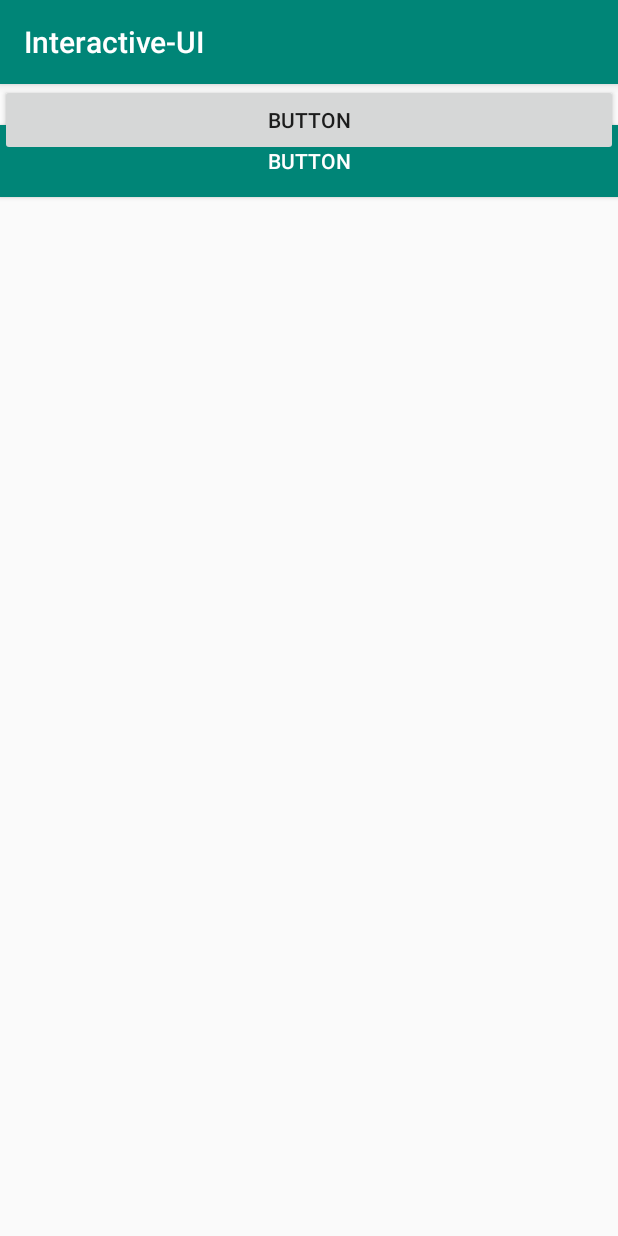
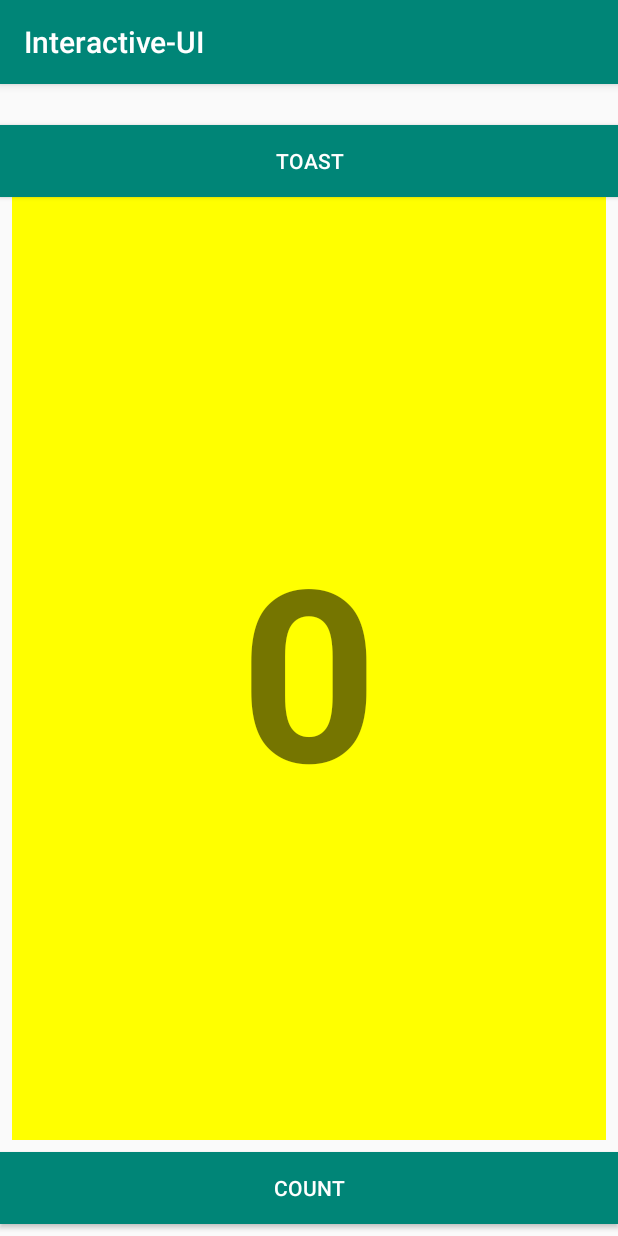
Before and after one commit to hardeepbharaj1295/Interactive-UI, an Android app: the screen it shows after launch (MainActivity), on a phone screen of 412 x 824 dp. Run offline under Robolectric (Android 15) with nearby library versions, the phone set to English and light mode, and no system bars.

Commit message:
Add TOast

```diff
--- a/app/src/main/java/com/hardeep/interactive_ui/MainActivity.java
+++ b/app/src/main/java/com/hardeep/interactive_ui/MainActivity.java
@@ -2,12 +2,33 @@
 
 import android.support.v7.app.AppCompatActivity;
 import android.os.Bundle;
+import android.view.View;
+import android.widget.TextView;
+import android.widget.Toast;
 
 public class MainActivity extends AppCompatActivity {
+
+    private int mCount = 0;
+    private TextView mShowCount;
 
     @Override
     protected void onCreate(Bundle savedInstanceState) {
         super.onCreate(savedInstanceState);
         setContentView(R.layout.activity_main);
+
+        mShowCount = findViewById(R.id.show_count);
+    }
+
+
+    public void showToast(View view) {
+        Toast toast = Toast.makeText(this, R.string.toast_message,
+                Toast.LENGTH_SHORT);
+        toast.show();
+    }
+
+    public void countUp(View view) {
+        ++mCount;
+        if (mShowCount != null)
+            mShowCount.setText(Integer.toString(mCount));
     }
 }
--- a/app/src/main/res/layout/activity_main.xml
+++ b/app/src/main/res/layout/activity_main.xml
@@ -11,7 +11,8 @@
         android:layout_width="0dp"
         android:layout_height="wrap_content"
         android:background="@color/colorPrimary"
-        android:text="Button"
+        android:text="Toast"
+        android:onClick="showToast"
         android:textColor="@android:color/white"
         app:layout_constraintBottom_toBottomOf="parent"
         app:layout_constraintEnd_toEndOf="parent"
@@ -21,11 +22,36 @@
         app:layout_constraintVertical_bias="0.038" />
 
     <Button
-        android:id="@+id/button3"
+        android:background="@color/colorPrimary"
+        android:id="@+id/button_count"
+        android:onClick="countUp"
         android:layout_width="0dp"
         android:layout_height="wrap_content"
-        android:text="Button"
+        android:layout_marginBottom="8dp"
+        android:text="@string/button_label_count"
+        android:textColor="@android:color/white"
+        app:layout_constraintBottom_toBottomOf="parent"
         app:layout_constraintEnd_toEndOf="parent"
+        app:layout_constraintStart_toStartOf="parent" />
+
+    <TextView
+        android:id="@+id/show_count"
+        android:layout_width="0dp"
+        android:layout_height="0dp"
+        android:layout_marginStart="8dp"
+        android:layout_marginEnd="8dp"
+        android:layout_marginBottom="8dp"
+        android:background="#FFFF00"
+        android:gravity="center_vertical"
+        android:text="0"
+        android:textAlignment="center"
+        android:textColorHint="@color/colorPrimary"
+        android:textSize="160sp"
+        android:textStyle="bold"
+        app:layout_constraintBottom_toTopOf="@+id/button_count"
+        app:layout_constraintEnd_toEndOf="parent"
+        app:layout_constraintHorizontal_bias="0.0"
         app:layout_constraintStart_toStartOf="parent"
-        tools:layout_editor_absoluteY="610dp" />
+        app:layout_constraintTop_toBottomOf="@+id/button_toast"
+        app:layout_constraintVertical_bias="1.0" />
 </android.support.constraint.ConstraintLayout>
--- a/app/src/main/res/values/strings.xml
+++ b/app/src/main/res/values/strings.xml
@@ -1,3 +1,7 @@
 <resources>
     <string name="app_name">Interactive-UI</string>
+    <string name="button_label_toast">Toast</string>
+    <string name="button_label_count">Count</string>
+    <string name="count_initial_value">0</string>
+    <string name="toast_message">Hello Toast!</string>
 </resources>
```
